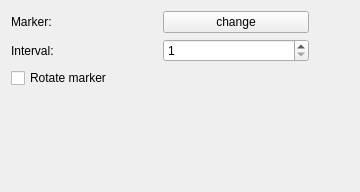
Qt form src/ui/symbollayer/widget_markerline.ui (qgis/QGIS) before a commit.
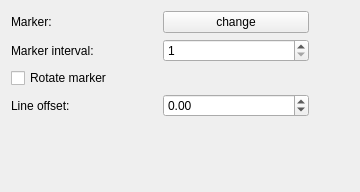
The same form after that commit.

Commit message: New property for simple line and marker line: offset!

What changed in the file:
```diff
--- a/src/ui/symbollayer/widget_markerline.ui
+++ b/src/ui/symbollayer/widget_markerline.ui
@@ -29,7 +29,7 @@
        </property>
       </widget>
      </item>
-     <item rowspan="3" row="0" column="2" >
+     <item row="0" column="2" rowspan="4">
       <spacer>
        <property name="orientation" >
         <enum>Qt::Horizontal</enum>
@@ -45,10 +45,10 @@
        </property>
       </spacer>
      </item>
-     <item row="1" column="0" >
-      <widget class="QLabel" name="label_2" >
-       <property name="text" >
-        <string>Interval:</string>
+     <item row="1" column="0">
+      <widget class="QLabel" name="label_2">
+       <property name="text">
+        <string>Marker interval:</string>
        </property>
       </widget>
      </item>
@@ -66,6 +66,20 @@
        </property>
       </widget>
      </item>
+     <item row="3" column="0">
+      <widget class="QLabel" name="label_3">
+       <property name="text">
+        <string>Line offset:</string>
+       </property>
+      </widget>
+     </item>
+     <item row="3" column="1">
+      <widget class="QDoubleSpinBox" name="spinOffset">
+       <property name="minimum">
+        <double>-99.989999999999995</double>
+       </property>
+      </widget>
+     </item>
     </layout>
    </item>
    <item>
```
Left out of the diff: 48 changed lines with no effect on the pictures. The commit also changes 7 other files.
